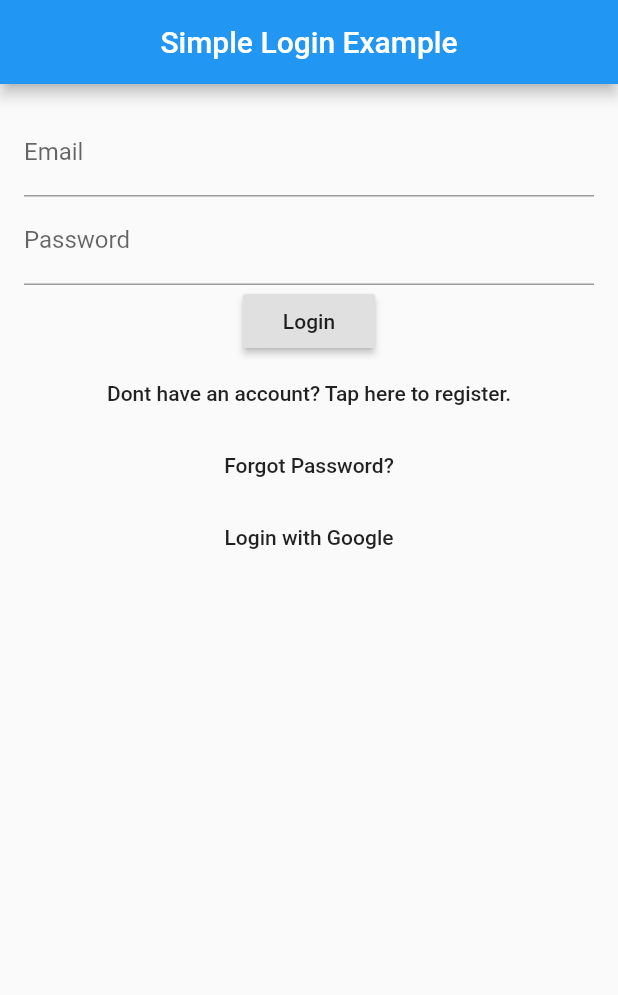
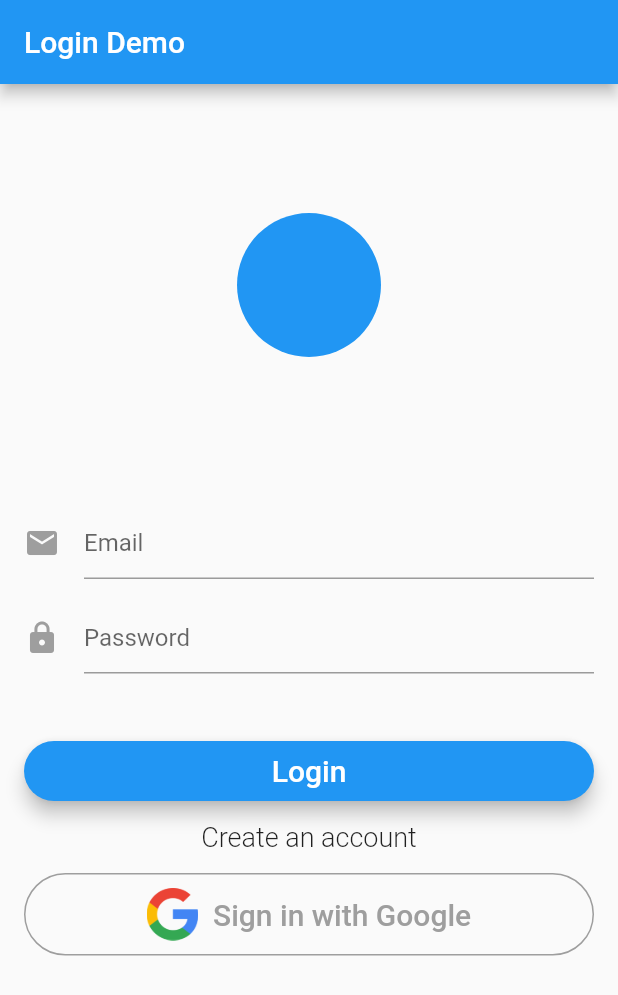
Before and after one commit to gherkster/snacktrack, a Flutter app: the screen it shows after launch, on a phone screen of 412 x 824 dp. Shown: the top 995 px of the screen. Run offline on Flutter 3.47's test engine with Material 2 defaults, Android fonts, the phone set to English and light mode, and no system bars; our stand-ins replace charts_flutter, firebase_auth, google_sign_in, percent_indicator, sliding_up_panel; accounts and stored records are empty.

Commit message:
Updated login page and added unfinished profile picture grabbing

```diff
--- a/lib/auth.dart
+++ b/lib/auth.dart
@@ -77,6 +77,7 @@ class Auth implements BaseAuth {
   }
 
   Future<FirebaseUser> getCurrentUser() async {
-    return FirebaseAuth.instance.currentUser();
+    FirebaseUser user = await auth.currentUser();
+    return user;
   }
 }
--- a/lib/login_register.dart
+++ b/lib/login_register.dart
@@ -8,147 +8,252 @@ class LoginSignupPage extends StatefulWidget {
 }
 
 enum FormType {
-  login,
-  register
+  LOGIN,
+  REGISTER
 }
 
 class _LoginPageState extends State<LoginSignupPage> {
 
-  final TextEditingController _emailFilter = new TextEditingController();
-  final TextEditingController _passwordFilter = new TextEditingController();
   String _email = "";
   String _password = "";
-  FormType _form = FormType.login;
+  FormType _formType = FormType.LOGIN;
+
+  bool _isLoading;
+  String _errorMessage;
+  final _formKey = new GlobalKey<FormState>();
 
   @override
   Widget build(BuildContext context) {
     return new Scaffold(
-      appBar: _buildBar(context),
-      body: new Container(
+      appBar: new AppBar(title: new Text('Login Demo')),
+      body: Stack(
+        children: <Widget>[
+          _buildForm(),
+          _buildCircularProgress(),
+        ],
+      ),
+    );
+  }
+
+  @override
+  void initState() {
+    _isLoading = false;
+    _formType = FormType.LOGIN;
+    _errorMessage = "";
+    super.initState();
+  }
+
+  void toggleFormMode() {
+    resetForm();
+    setState(() {
+      switch(_formType) {
+        case FormType.LOGIN: {
+          _formType = FormType.REGISTER;
+        }
+        break;
+        case FormType.REGISTER: {
+          _formType = FormType.LOGIN;
+        }
+        break;
+      }
+    });
+  }
+
+  void resetForm() {
+    _formKey.currentState.reset();
+    _errorMessage = "";
+  }
+
+  void validateAndSubmit() async {
+    setState(() {
+      _errorMessage = "";
+      _isLoading = true;
+    });
+    final form = _formKey.currentState;
+    if (form.validate()) {
+      form.save();
+      try {
+        if (_formType == FormType.LOGIN) {
+          // TODO Login
+          _loginPressed();
+        }
+        else {
+          // TODO Create new user
+          _createAccountPressed();
+        }
+        setState(() {
+          _isLoading = false;
+        });
+      } catch (e) {
+        setState(() {
+          _isLoading = false;
+          _errorMessage = e.message;
+          _formKey.currentState.reset();
+        });
+      }
+    }
+  }
+
+  Widget _buildCircularProgress() {
+    if (_isLoading) {
+      return Center(child: CircularProgressIndicator());
+    }
+    return Container(
+      height: 0.0,
+      width: 0.0,
+    );
+  }
+
+  Widget _buildForm() {
+    return Container(
       padding: EdgeInsets.all(16.0),
-        child: new Column(
+      child: Form(
+        key: _formKey,
+        child: ListView(
+          shrinkWrap: true,
           children: <Widget>[
-            _buildTextFields(),
-            _buildButtons(),
+            _buildLogo(),
+            _buildEmailInput(),
+            _buildPasswordInput(),
+            _buildPrimaryButton(),
+            _buildSecondaryButton(),
+            _buildGoogleLoginButton(),
+            _buildErrorMessage(),
           ],
         ),
       ),
     );
   }
 
-  @override
-  void initState() {
-    super.initState();
-  }
-
-  _LoginPageState() {
-    _emailFilter.addListener(_emailListen);
-    _passwordFilter.addListener(_passwordListen);
-  }
-
-  void _emailListen() {
-    if (_emailFilter.text.isEmpty) {
-      _email = "";
-    } else {
-      _email = _emailFilter.text;
-    }
-  }
-
-  void _passwordListen() {
-    if (_passwordFilter.text.isEmpty) {
-      _password = "";
-    } else {
-      _password = _passwordFilter.text;
-    }
-  }
-
-  // Swap in between our two forms, registering and logging in
-  void _formChange () async {
-    setState(() {
-      if (_form == FormType.register) {
-        _form = FormType.login;
-      } else {
-        _form = FormType.register;
-      }
-    });
-  }
-
-  Widget _buildBar(BuildContext context) {
-    return new AppBar(
-      title: new Text("Simple Login Example"),
-      centerTitle: true,
+  Widget _buildLogo() {
+    return Hero(
+      tag: 'logo',
+      child: Padding(
+        padding: EdgeInsets.fromLTRB(0.0, 70.0, 0.0, 0.0),
+        child: CircleAvatar(
+          backgroundColor: Colors.blue,
+          radius: 48.0,
+        ),
+      ),
     );
   }
 
-  Widget _buildTextFields() {
-    return new Container(
-      child: new Column(
-        children: <Widget>[
-          new Container(
-            child: new TextField(
-              controller: _emailFilter,
-              decoration: new InputDecoration(
-                  labelText: 'Email'
+  Widget _buildEmailInput() {
+    return Padding(
+      padding: const EdgeInsets.fromLTRB(0.0, 100.0, 0.0, 0.0),
+      child: TextFormField(
+        maxLines: 1,
+        keyboardType: TextInputType.emailAddress,
+        autofocus: false,
+        decoration: InputDecoration(
+          hintText: 'Email',
+          icon: Icon(Icons.mail, color: Colors.grey,
+          )),
+        validator: (value) => value.isEmpty ? 'Email can\'t be empty' : null,
+        onSaved: (value) => _email = value.trim(),
+      ),
+    );
+  }
+
+  Widget _buildPasswordInput() {
+    return Padding(
+      padding: const EdgeInsets.fromLTRB(0.0, 15.0, 0.0, 0.0),
+      child: TextFormField(
+        maxLines: 1,
+        obscureText: true,
+        autofocus: false,
+        decoration: InputDecoration(
+          hintText: 'Password',
+          icon: Icon(
+            Icons.lock,
+            color: Colors.grey,
+          )),
+        validator: (value) => value.isEmpty ? 'Password can\'t be empty' : null,
+        onSaved: (value) => _password = value.trim(),
+      ),
+    );
+  }
+
+  Widget _buildPrimaryButton() {
+    return Padding(
+      padding: EdgeInsets.fromLTRB(0.0, 45.0, 0.0, 0.0),
+      child: SizedBox(
+        height: 40.0,
+        child: RaisedButton(
+          elevation: 5.0,
+          shape: RoundedRectangleBorder(
+            borderRadius: BorderRadius.circular(30.0)),
+          color: Colors.blue,
+          child: Text(_formType == FormType.LOGIN ? 'Login' : 'Create Account', style: TextStyle(fontSize: 20.0, color: Colors.white)),
+          onPressed: validateAndSubmit,
         ),
       ),
+    );
+  }
+
+  Widget _buildSecondaryButton() {
+    return FlatButton(
+      child: Text(
+        _formType == FormType.LOGIN ? 'Create an account' : 'Have an account? Sign in',
+        style: TextStyle(fontSize: 18.0, fontWeight: FontWeight.w300),
       ),
-          new Container(
-            child: new TextField(
-              controller: _passwordFilter,
-              decoration: new InputDecoration(
-                  labelText: 'Password'
+      onPressed: toggleFormMode
+    );
+  }
+
+  Widget _buildGoogleLoginButton() {
+    return OutlineButton(
+      splashColor: Colors.grey,
+      onPressed: () {
+        _googleSignIn();
+      },
+      shape: RoundedRectangleBorder(borderRadius: BorderRadius.circular(40.0)),
+      highlightElevation: 8.0,
+      borderSide: BorderSide(color: Colors.grey),
+      child: Padding(
+        padding: const EdgeInsets.fromLTRB(0.0, 10.0, 0.0, 10.0),
+        child: Row(
+          mainAxisSize: MainAxisSize.min,
+          mainAxisAlignment: MainAxisAlignment.center,
+          children: <Widget>[
+            Image(image: AssetImage('assets/google_logo.png'), height: 35.0),
+            Padding(
+              padding: const EdgeInsets.only(left: 10.0),
+              child: Text(
+                'Sign in with Google',
+                style: TextStyle(
+                  fontSize: 20.0,
+                  color: Colors.grey,
                 ),
-              obscureText: true,
               ),
             )
           ],
         ),
+      ),
     );
   }
 
-  Widget _buildButtons() {
-    if (_form == FormType.login) {
-      return new Container(
-        child: new Column(
-          children: <Widget>[
-            new RaisedButton(
-              child: new Text('Login'),
-              onPressed: _loginPressed,
-            ),
-            new FlatButton(
-              child: new Text('Dont have an account? Tap here to register.'),
-              onPressed: _formChange,
-            ),
-            new FlatButton(
-              child: new Text('Forgot Password?'),
-              onPressed: _passwordReset,
-            ),
-            new FlatButton(onPressed: _googleSignIn, child: new Text('Login with Google'))
-          ],
+  Widget _buildErrorMessage() {
+    if (_errorMessage.length > 0 && _errorMessage != null) {
+      return Text(
+        _errorMessage,
+        style: TextStyle(
+          fontSize: 13.0,
+          color: Colors.red,
+          height: 1.0,
+          fontWeight: FontWeight.w300,
         ),
       );
-    } else {
-      return new Container(
-        child: new Column(
-          children: <Widget>[
-            new RaisedButton(
-              child: new Text('Create an Account'),
-              onPressed: _createAccountPressed,
-            ),
-            new FlatButton(
-              child: new Text('Have an account? Click here to login.'),
-              onPressed: _formChange,
-            )
-          ],
-        ),
-      );
+    }
+    else {
+      return Container(height: 0.0,);
     }
   }
 
   void _googleSignIn() {
     var authHandler = new Auth(); // TODO Merge this with login pressed, make auth some sort of abstract class
     authHandler.signInWithGoogle().whenComplete(() { // TODO If google login is cancelled before completion then overview is still shown
-      Navigator.pushNamed(context, '/overview');
+      Navigator.pushNamed(context, '/homepage');
     });
   }
 
@@ -157,7 +262,7 @@ class _LoginPageState extends State<LoginSignupPage> {
     var auth = new Auth();
     auth.emailSignIn(_email, _password)
     .then((FirebaseUser user) {
-      Navigator.pushNamed(context, '/overview');
+      Navigator.pushNamed(context, '/homepage');
     }).catchError((e) => print(e));
   }
   void _createAccountPressed () {
--- a/lib/main.dart
+++ b/lib/main.dart
@@ -32,6 +32,7 @@ class MyApp extends StatelessWidget {
       initialRoute: '/',
       routes: {
         '/': (context) => Router(),
+        '/homepage': (context) => HomePage(),
         '/loginSignupPage': (context) => LoginSignupPage(),
 
         '/overview': (context) => Overview(),
--- a/lib/tabs/overview.dart
+++ b/lib/tabs/overview.dart
@@ -1,6 +1,8 @@
 import 'package:charts_flutter/flutter.dart';
 import 'package:flutter/material.dart';
 import 'package:percent_indicator/percent_indicator.dart';
+
+import 'package:snacktrack/auth.dart';
 
 class Overview extends StatefulWidget {
   @override
@@ -21,6 +23,15 @@ class OverviewState extends State<Overview> {
 
   @override
   Widget build(BuildContext context) {
+
+    Auth auth = Auth();
+    String photoUrl = 'https://previews.123rf.com/images/abluecup/abluecup1407/abluecup140700156/29997267-three-question-mark-isolated-on-white-background.jpg';
+    auth.getCurrentUser().then((result) {
+      if (result != null) {
+        photoUrl = result.photoUrl.toString();
+      }
+    });
+
     return Material(
         child: Column(
           mainAxisAlignment: MainAxisAlignment.start,
@@ -37,8 +48,7 @@ class OverviewState extends State<Overview> {
               center: Card(
                 child: CircleAvatar(
                   radius: 80,
-                  backgroundImage: NetworkImage(
-                      'https://i.kinja-img.com/gawker-media/image/upload/c_lfill,w_768,q_90/txthbfekk2a1garzhu0j.jpg'), // TODO Get image from Google profile, onClick let user change image
+                  backgroundImage: NetworkImage(photoUrl), // TODO Get image from Google profile, onClick let user change image
                 ),
                 elevation: 20.0,
                 shape: CircleBorder(),
--- a/pubspec.yaml
+++ b/pubspec.yaml
@@ -53,8 +53,8 @@ flutter:
   uses-material-design: true
 
   # To add assets to your application, add an assets section, like this:
-  # assets:
-  #  - images/a_dot_burr.jpeg
+  assets:
+    - assets/
   #  - images/a_dot_ham.jpeg
 
   # An image asset can refer to one or more resolution-specific "variants", see
```
Also changed, not shown: assets/google_logo.png (added). Lines whose indentation alone changed are shown as unchanged.
